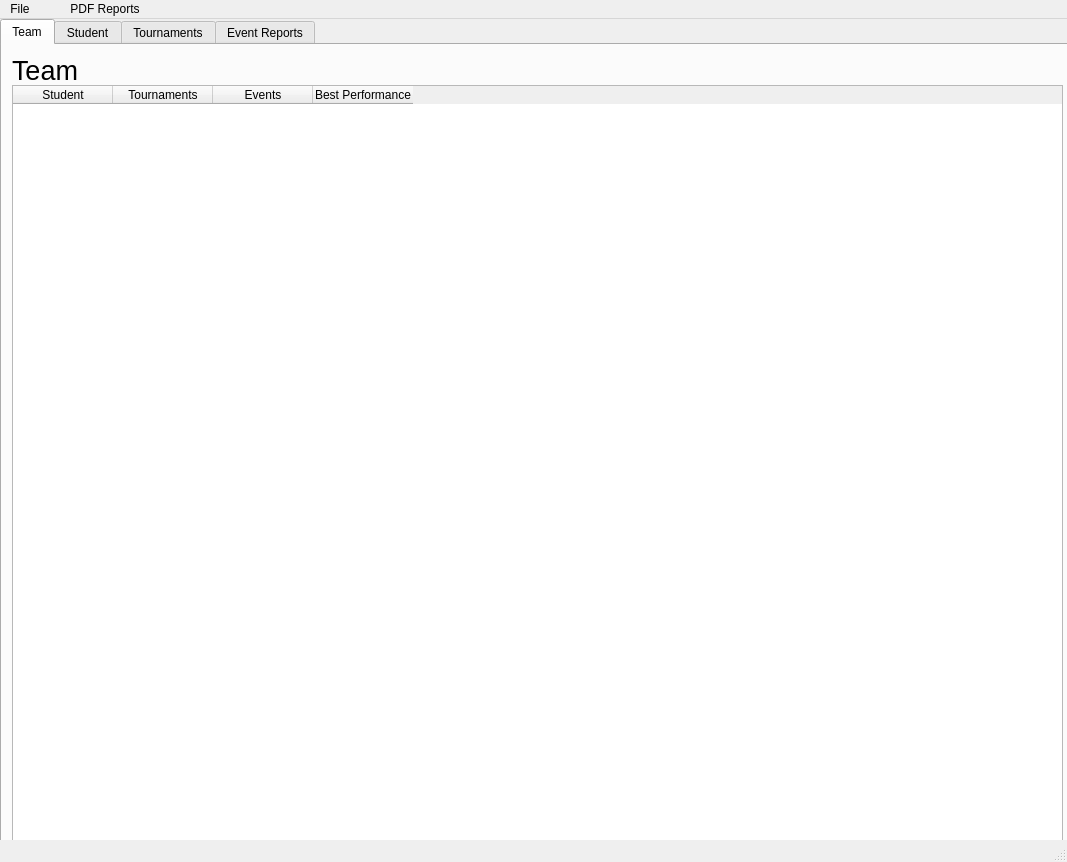
goldRust/4n6_tracker, file Forensics_Organizer.ui: the form before one commit.
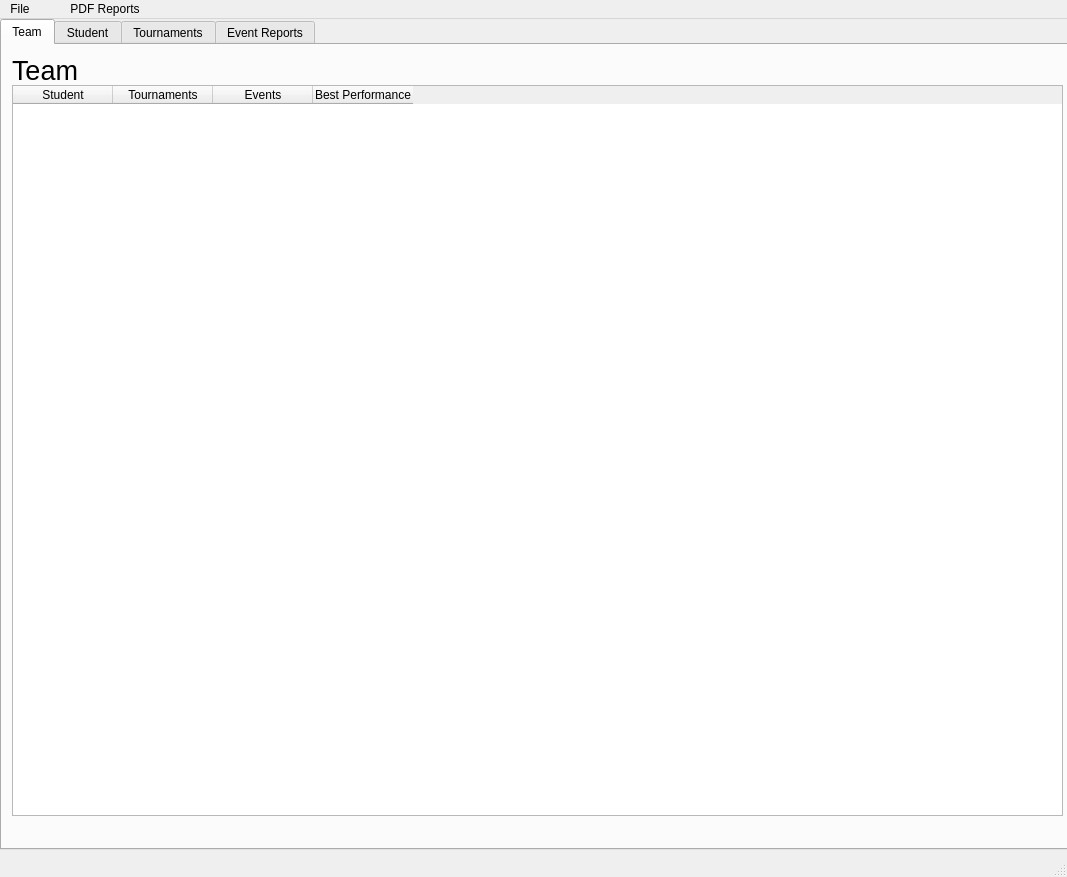
The form after the commit.

Commit message: Resized the main window to better fit the team tab.

Diff of the .ui file:
```diff
--- a/Forensics_Organizer.ui
+++ b/Forensics_Organizer.ui
@@ -10,7 +10,7 @@
     <x>0</x>
     <y>0</y>
     <width>1067</width>
-    <height>862</height>
+    <height>877</height>
    </rect>
   </property>
   <property name="sizePolicy">
@@ -29,7 +29,7 @@
       <x>0</x>
       <y>0</y>
       <width>1071</width>
-      <height>871</height>
+      <height>831</height>
      </rect>
     </property>
     <property name="sizePolicy">
@@ -51,7 +51,7 @@
         <x>10</x>
         <y>40</y>
         <width>1051</width>
-        <height>801</height>
+        <height>731</height>
        </rect>
       </property>
       <property name="editTriggers">
```
The commit also changes 1 other file.
